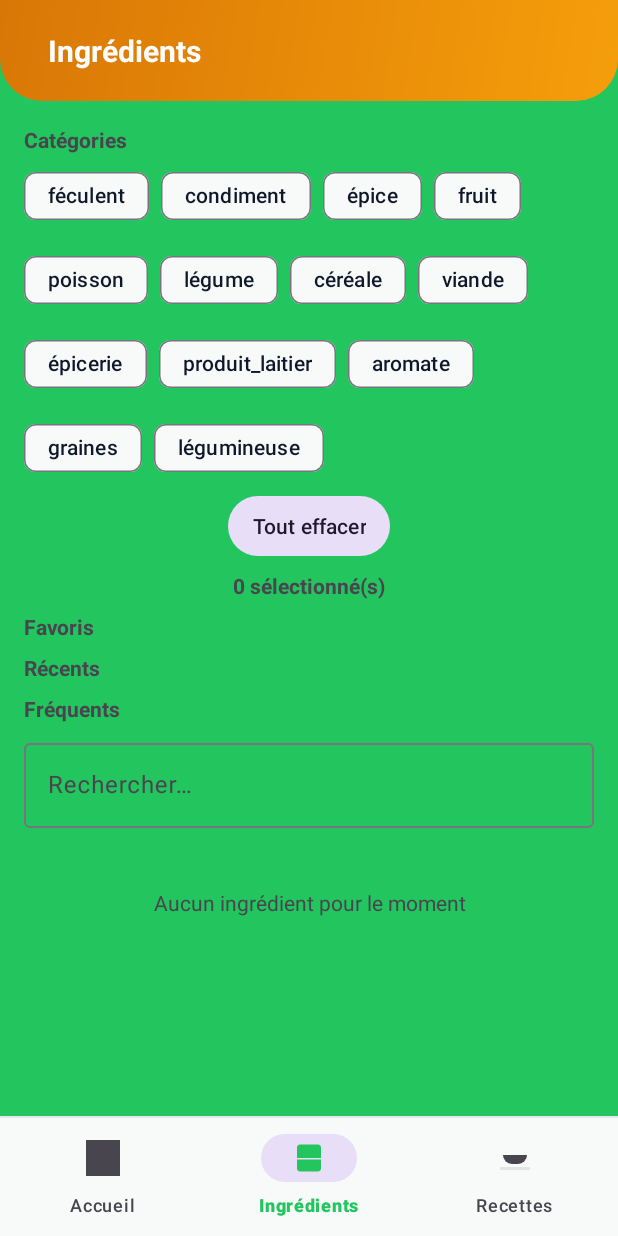
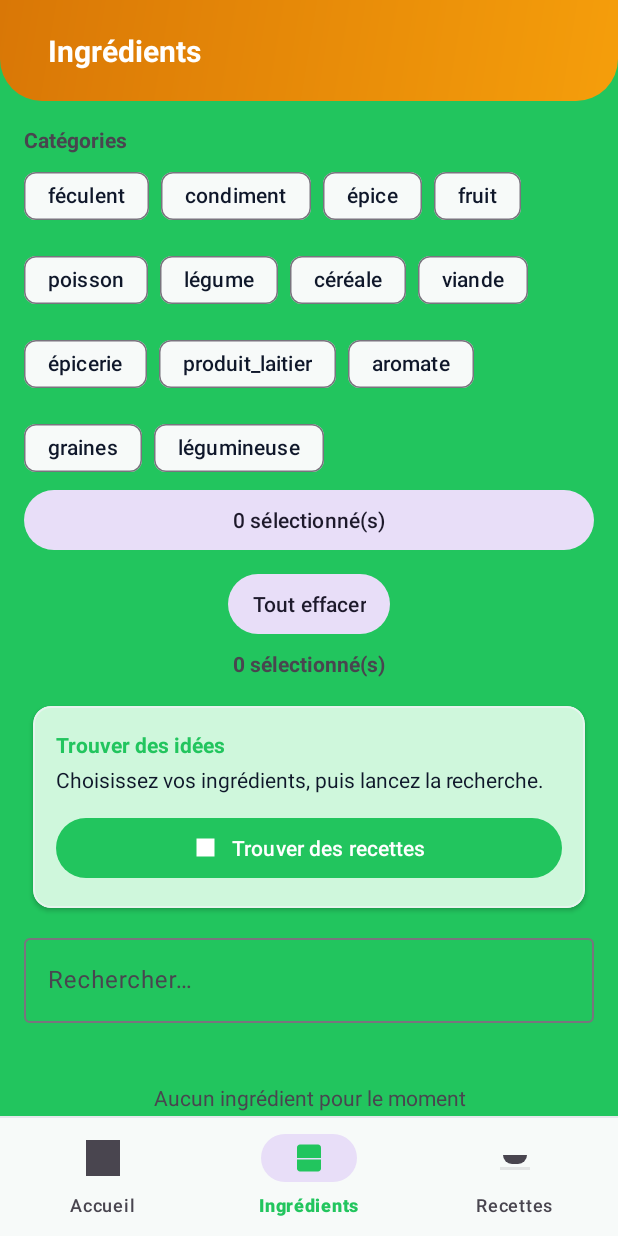
Before and after one commit to Kephassss/AppCuisineReste, an Android app: the screen it shows after launch (MainActivity), item 2 of the bottom bar chosen, on a phone screen of 412 x 824 dp. Run offline under Robolectric (Android 15) with nearby library versions, the phone set to English and light mode, and no system bars; our stand-ins replace navigation-ui; pictures from the network do not load.

Commit message:
amélioration UI

```diff
--- a/app/src/main/AndroidManifest.xml
+++ b/app/src/main/AndroidManifest.xml
@@ -4,7 +4,7 @@
     <uses-permission android:name="android.permission.INTERNET"/>
 
     <application
-        android:name="com.kephas.appcuisinereste.App"
+        android:name="com.repasdelaflemme.app.App"
         android:allowBackup="true"
         android:label="@string/app_name"
         android:icon="@mipmap/ic_launcher"
--- a/app/src/main/java/com/kephas/appcuisinereste/App.java
+++ /dev/null
@@ -1,51 +0,0 @@
-package com.kephas.appcuisinereste;
-
-import android.app.Application;
-import android.content.SharedPreferences;
-import android.util.Log;
-
-import com.google.firebase.FirebaseApp;
-import com.google.firebase.crashlytics.FirebaseCrashlytics;
-import com.repasdelaflemme.app.data.PrefPantryStore;
-import com.repasdelaflemme.app.util.CrashLogger;
-
-import java.util.ArrayList;
-import java.util.List;
-
-public class App extends Application {
-
-    @Override
-    public void onCreate() {
-        super.onCreate();
-
-        // Initialize Firebase if google-services.json is present (safe even if absent)
-        try {
-            FirebaseApp.initializeApp(this);
-        } catch (Throwable ignored) { }
-
-        // Global uncaught exception handler: log locally and forward to Crashlytics
-        Thread.UncaughtExceptionHandler previous = Thread.getDefaultUncaughtExceptionHandler();
-        Thread.setDefaultUncaughtExceptionHandler((t, e) -> {
-            try {
-                Log.e("App", "Uncaught exception in thread " + (t != null ? t.getName() : "unknown"), e);
-                try { CrashLogger.write(getApplicationContext(), t, e); } catch (Throwable ignored) { }
-                try { FirebaseCrashlytics.getInstance().recordException(e); } catch (Throwable ignored) { }
-            } finally {
-                if (previous != null) previous.uncaughtException(t, e);
-            }
-        });
-
-        // Ensure default pre-selections (tomate/oignon) are removed once.
-        SharedPreferences appPrefs = getSharedPreferences("app_prefs", MODE_PRIVATE);
-        if (!appPrefs.getBoolean("defaults_cleared", false)) {
-            try {
-                PrefPantryStore store = new PrefPantryStore(getApplicationContext());
-                List<String> ids = new ArrayList<>(store.getIngredientIds());
-                ids.remove("tomate");
-                ids.remove("oignon");
-                store.setIngredientIds(ids);
-            } catch (Exception ignored) { }
-            appPrefs.edit().putBoolean("defaults_cleared", true).apply();
-        }
-    }
-}
--- a/app/src/main/java/com/repasdelaflemme/app/ui/detail/CookingFragment.java
+++ b/app/src/main/java/com/repasdelaflemme/app/ui/detail/CookingFragment.java
@@ -103,12 +103,15 @@ public class CookingFragment extends Fragment {
                 tts.stop();
                 speaking = false;
                 btnPlayPause.setText(R.string.step_play);
+                try { btnPlayPause.setIconResource(R.drawable.ic_play); } catch (Throwable ignored) {}
             } else {
                 tts.speak(recipe.steps.get(index), TextToSpeech.QUEUE_FLUSH, null, "step");
                 speaking = true;
                 btnPlayPause.setText(R.string.step_pause);
+                try { btnPlayPause.setIconResource(R.drawable.ic_pause); } catch (Throwable ignored) {}
             }
             updateCookingIconAnimation();
+            try { View st = getView().findViewById(R.id.txtCurrentStep); if (st != null) st.animate().alpha(0f).setDuration(60).withEndAction(() -> st.animate().alpha(1f).setDuration(160).start()).start(); } catch (Throwable ignored) {}
         });
 
         // Init TTS
@@ -196,7 +199,7 @@ public class CookingFragment extends Fragment {
         View v = getView();
         if (v != null) {
             MaterialButton btn = v.findViewById(R.id.btnPlayPause);
-            if (btn != null) btn.setText(R.string.step_play);
+            if (btn != null) { btn.setText(R.string.step_play); try { btn.setIconResource(R.drawable.ic_play); } catch (Throwable ignored) {} }
         }
     }
 
--- a/app/src/main/java/com/repasdelaflemme/app/ui/main/MainActivity.java
+++ b/app/src/main/java/com/repasdelaflemme/app/ui/main/MainActivity.java
@@ -44,6 +44,34 @@ public class MainActivity extends AppCompatActivity {
             BottomNavigationView bottomNav = findViewById(R.id.bottom_nav);
             if (bottomNav != null) {
                 NavigationUI.setupWithNavController(bottomNav, navController);
+
+                // Renforcer la navigation vers les onglets racine quelle que soit la profondeur
+                bottomNav.setOnItemSelectedListener(item -> {
+                    int id = item.getItemId();
+                    androidx.navigation.NavOptions opts = new androidx.navigation.NavOptions.Builder()
+                            .setLaunchSingleTop(true)
+                            .setPopUpTo(navController.getGraph().getId(), false)
+                            .build();
+                    try {
+                        if (id == R.id.pantryFragment) { navController.navigate(R.id.pantryFragment, null, opts); return true; }
+                        if (id == R.id.recipesFragment) { navController.navigate(R.id.recipesFragment, null, opts); return true; }
+                        if (id == R.id.homeFragment) { navController.navigate(R.id.homeFragment, null, opts); return true; }
+                    } catch (Throwable ignored) {}
+                    return NavigationUI.onNavDestinationSelected(item, navController);
+                });
+
+                bottomNav.setOnItemReselectedListener(item -> {
+                    int id = item.getItemId();
+                    androidx.navigation.NavOptions opts = new androidx.navigation.NavOptions.Builder()
+                            .setLaunchSingleTop(true)
+                            .setPopUpTo(navController.getGraph().getId(), false)
+                            .build();
+                    try {
+                        if (id == R.id.pantryFragment) { navController.navigate(R.id.pantryFragment, null, opts); }
+                        else if (id == R.id.recipesFragment) { navController.navigate(R.id.recipesFragment, null, opts); }
+                        else if (id == R.id.homeFragment) { navController.navigate(R.id.homeFragment, null, opts); }
+                    } catch (Throwable ignored) {}
+                });
             }
 
             // Main content padding to avoid overlap with bottom nav (like .main-content under a fixed nav)
--- a/app/src/main/java/com/repasdelaflemme/app/ui/pantry/PantryFragment.java
+++ b/app/src/main/java/com/repasdelaflemme/app/ui/pantry/PantryFragment.java
@@ -36,10 +36,10 @@ public class PantryFragment extends Fragment {
     private PantryCatalogAdapter catalogAdapter;
     private RecyclerView list;
     private TextView emptyView;
-    private ChipGroup chipsGroup;
+    // Suppression de l'affichage en puces des ingrédients sélectionnés
     private ChipGroup chipsCategories;
     private String currentQuery = "";
-    private final java.util.Set<String> selectedCats = new java.util.HashSet<>();
+    // Plus de sections "rapides" (récents/favoris/fréquents) affichées : nettoyage des états inutilisés
     private List<Ingredient> catalogAll = new ArrayList<>();
 
     @Nullable
@@ -61,7 +61,7 @@ public class PantryFragment extends Fragment {
         for (Ingredient i : catalog) { ingredientIndex.put(i.id, i); }
 
         list = view.findViewById(R.id.pantryList);
-        chipsGroup = view.findViewById(R.id.chipSelected);
+        View btnShowSelected = view.findViewById(R.id.btnShowSelected);
         chipsCategories = view.findViewById(R.id.chipsCategories);
         emptyView = view.findViewById(R.id.emptyView);
         list.setLayoutManager(new LinearLayoutManager(getContext()));
@@ -75,10 +75,7 @@ public class PantryFragment extends Fragment {
             updateAfterChange();
         });
         catalogAdapter.setFavorites(favorites.get());
-        catalogAdapter.setOnFavoriteToggle((ing, fav) -> {
-            if (fav) favorites.add(ing.id); else favorites.remove(ing.id);
-            renderQuickSections();
-        });
+        catalogAdapter.setOnFavoriteToggle((ing, fav) -> { if (fav) favorites.add(ing.id); else favorites.remove(ing.id); });
 
         // On n'utilise plus la liste principale pour parcourir tout le catalogue
         list.setVisibility(View.GONE);
@@ -111,13 +108,32 @@ public class PantryFragment extends Fragment {
                         }).show();
             } catch (Throwable ignored) {}
         });
+
+        // Bouton pour aller directement chercher des recettes (onglet Recettes)
+        View btnFindRecipes = view.findViewById(R.id.btnFindRecipes);
+        View cardFindRecipes = view.findViewById(R.id.cardFindRecipes);
+        View.OnClickListener goFind = v2 -> {
+                try {
+                    androidx.navigation.NavController nav = androidx.navigation.fragment.NavHostFragment.findNavController(this);
+                    android.os.Bundle args = new android.os.Bundle();
+                    // Active le focus placard dans l'écran Recettes
+                    args.putBoolean("focusPantry", true);
+                    nav.navigate(com.repasdelaflemme.app.R.id.recipesFragment, args);
+                } catch (Throwable ignored) {}
+        };
+        if (btnFindRecipes != null) { btnFindRecipes.setOnClickListener(goFind); }
+        if (cardFindRecipes != null) { cardFindRecipes.setOnClickListener(goFind); }
+        // Bouton récapitulatif: feuille listant les ingrédients sélectionnés
+        if (btnShowSelected != null) {
+            btnShowSelected.setOnClickListener(v -> openSelectedSheet());
+        }
         updateAfterChange();
     }
 
     private void setupCategoryChips(List<Ingredient> catalog) {
         if (chipsCategories == null || catalog == null) return;
         chipsCategories.removeAllViews();
-        selectedCats.clear();
+        // plus de suivi d'une sélection de catégories persistée
         java.util.Map<String, Integer> catScore = new java.util.HashMap<>();
         for (Ingredient i : catalog) {
             if (i.category == null || i.category.trim().isEmpty()) continue;
@@ -156,10 +172,7 @@ public class PantryFragment extends Fragment {
                 updateAfterChange();
             });
             adapter.setFavorites(favorites.get());
-            adapter.setOnFavoriteToggle((ing, fav) -> {
-                if (fav) favorites.add(ing.id); else favorites.remove(ing.id);
-                renderQuickSections();
-            });
+            adapter.setOnFavoriteToggle((ing, fav) -> { if (fav) favorites.add(ing.id); else favorites.remove(ing.id); });
             List<Ingredient> subset = new ArrayList<>();
             for (Ingredient i : catalogAll) {
                 if (i != null && category.equals(i.category)) subset.add(i);
@@ -185,23 +198,35 @@ public class PantryFragment extends Fragment {
         return have;
     }
 
-    private void renderChips(ChipGroup chipGroup, List<Ingredient> have) {
-        if (chipGroup == null) return;
-        chipGroup.removeAllViews();
-        int idx = 0;
-        for (Ingredient ing : have) {
-            ContextThemeWrapper chipCtx = new ContextThemeWrapper(requireContext(), R.style.Widget_CooknRest_Chip_Ingredient);
-            Chip chip = new Chip(chipCtx);
-            chip.setText(ing.name);
-            chip.setCloseIconVisible(true);
-            chip.setOnCloseIconClickListener(v -> {
-                store.remove(ing.id);
+    private void openSelectedSheet() {
+        BottomSheetDialog dialog = new BottomSheetDialog(requireContext());
+        View sheet = LayoutInflater.from(requireContext()).inflate(R.layout.bottomsheet_category_ingredients, null);
+        dialog.setContentView(sheet);
+        dialog.setCancelable(true);
+        dialog.setCanceledOnTouchOutside(true);
+
+        TextView title = sheet.findViewById(R.id.sheetTitle);
+        if (title != null) title.setText(getString(R.string.home_btn_pantry));
+
+        RecyclerView rv = sheet.findViewById(R.id.sheetList);
+        if (rv != null) {
+            rv.setLayoutManager(new LinearLayoutManager(requireContext()));
+            PantryCatalogAdapter adapter = new PantryCatalogAdapter((ing, selected) -> {
+                if (selected) { store.add(ing.id); try { stats.bump(ing.id); } catch (Throwable ignored) {} }
+                else { store.remove(ing.id); }
                 updateAfterChange();
             });
-            chipGroup.addView(chip);
-            AnimUtils.slideInKeyframesX(chip, idx * 20L);
-            idx++;
+            adapter.setFavorites(favorites.get());
+            adapter.setOnFavoriteToggle((ing, fav) -> { if (fav) favorites.add(ing.id); else favorites.remove(ing.id); });
+            adapter.setCatalog(getSelectedIngredients());
+            adapter.setSelectedIds(store.getIngredientIds());
+            rv.setAdapter(adapter);
         }
+
+        View btnClose = sheet.findViewById(R.id.btnCloseSheet);
+        if (btnClose != null) btnClose.setOnClickListener(v -> dialog.dismiss());
+
+        dialog.show();
     }
 
     private void updateAfterChange() {
@@ -209,12 +234,18 @@ public class PantryFragment extends Fragment {
         if (catalogAdapter != null) {
             catalogAdapter.setSelectedIds(store.getIngredientIds());
         }
-        renderChips(chipsGroup, getSelectedIngredients());
+        // Met à jour le libellé du bouton récapitulatif au lieu d'un flot de puces
+        try {
+            View root = getView();
+            if (root != null) {
+                android.widget.Button btn = root.findViewById(R.id.btnShowSelected);
+                if (btn != null) btn.setText(getString(R.string.pantry_selected_count, store.getIngredientIds().size()));
+            }
+        } catch (Throwable ignored) {}
         try {
             TextView cnt = getView().findViewById(R.id.pantryCount);
             if (cnt != null) cnt.setText(getString(R.string.pantry_selected_count, store.getIngredientIds().size()));
         } catch (Throwable ignored) {}
-        renderQuickSections();
         if (emptyView != null) {
             emptyView.setVisibility(store.getIngredientIds().isEmpty() ? View.VISIBLE : View.GONE);
         }
@@ -240,54 +271,7 @@ public class PantryFragment extends Fragment {
                 }
             }
         } catch (Exception ignored) { }
-    }
+        }
 
-    private void renderQuickSections() {
-        try {
-            ChipGroup recents = (ChipGroup) (getView() != null ? getView().findViewById(R.id.chipsRecents) : null);
-            ChipGroup frequents = (ChipGroup) (getView() != null ? getView().findViewById(R.id.chipsFrequents) : null);
-            ChipGroup favs = (ChipGroup) (getView() != null ? getView().findViewById(R.id.chipsFavorites) : null);
-            if (recents != null) {
-                recents.removeAllViews();
-                List<String> ids = stats.topRecent(10);
-                addQuickChips(recents, ids);
-            }
-            if (frequents != null) {
-                frequents.removeAllViews();
-                List<String> ids = stats.topFrequent(10);
-                addQuickChips(frequents, ids);
-            }
-            if (favs != null) {
-                favs.removeAllViews();
-                List<String> ids = new java.util.ArrayList<>(favorites.get());
-                addQuickChips(favs, ids);
-            }
-        } catch (Throwable ignored) {}
-    }
-
-    private void addQuickChips(ChipGroup group, List<String> ids) {
-        if (ids == null) return;
-        int idx = 0;
-        for (String id : ids) {
-            Ingredient ing = ingredientIndex.get(id);
-            if (ing == null) continue;
-            ContextThemeWrapper chipCtx = new ContextThemeWrapper(requireContext(), R.style.Widget_CooknRest_Chip_Ingredient);
-            Chip chip = new Chip(chipCtx);
-            chip.setText(ing.name);
-            // reflect current selection state
-            boolean selected = store.getIngredientIds().contains(id);
-            chip.setCheckedIconVisible(true);
-            chip.setCheckable(true);
-            chip.setChecked(selected);
-            chip.setOnClickListener(v -> {
-                boolean now = !selected;
-                if (now) { store.add(id); try { stats.bump(id); } catch (Throwable ignored) {} }
-                else { store.remove(id); }
-                updateAfterChange();
-            });
-            group.addView(chip);
-            AnimUtils.slideInKeyframesX(chip, idx * 16L);
-            idx++;
-        }
-    }
+    // Suppression des sections rapides: plus d’ajout de chips dynamiques
 }
--- a/app/src/main/java/com/repasdelaflemme/app/ui/recipes/RecipesFragment.java
+++ b/app/src/main/java/com/repasdelaflemme/app/ui/recipes/RecipesFragment.java
@@ -103,8 +103,9 @@ public class RecipesFragment extends Fragment {
             // Focus initial sur le placard si demandé
             boolean focusPantry = getArguments() != null && getArguments().getBoolean("focusPantry", false);
             Chip fromPantryOnly = view.findViewById(R.id.checkFromPantryOnly);
-            if (focusPantry && fromPantryOnly != null) {
-                fromPantryOnly.setChecked(true);
+            if (fromPantryOnly != null) {
+                // Ne pas pré-sélectionner par défaut lorsque l'on arrive depuis "Trouver des recettes"
+                if (focusPantry) { fromPantryOnly.setChecked(false); }
             }
 
             // Affichage initial
--- a/app/src/main/res/layout/fragment_pantry.xml
+++ b/app/src/main/res/layout/fragment_pantry.xml
@@ -39,13 +39,14 @@
             app:singleSelection="false"
             app:singleLine="false"/>
 
-        <com.google.android.material.chip.ChipGroup
-            android:id="@+id/chipSelected"
+        <!-- Bouton récapitulatif plutôt qu’un flot de chips qui prend toute la place -->
+        <com.google.android.material.button.MaterialButton
+            android:id="@+id/btnShowSelected"
+            style="@style/Widget.CooknRest.TouchButton.Tonal"
             android:layout_width="match_parent"
             android:layout_height="wrap_content"
-            android:layout_marginBottom="4dp"
-            app:singleLine="false"
-            app:singleSelection="false"/>
+            android:layout_marginBottom="8dp"
+            android:text="0 sélectionné(s)"/>
 
         <LinearLayout
             android:layout_width="match_parent"
@@ -69,44 +70,49 @@
             android:gravity="center_horizontal"
             android:text="0 sélectionné"/>
 
-        <TextView
-            android:layout_width="wrap_content"
-            android:layout_height="wrap_content"
-            android:text="@string/pantry_favorites"
-            android:textStyle="bold"
-            android:layout_marginTop="8dp"/>
-        <com.google.android.material.chip.ChipGroup
-            android:id="@+id/chipsFavorites"
+        <!-- CTA principal: encadré saillant autour du bouton "Trouver des recettes" -->
+        <com.google.android.material.card.MaterialCardView
+            android:id="@+id/cardFindRecipes"
             android:layout_width="match_parent"
             android:layout_height="wrap_content"
-            app:singleLine="false"
-            app:singleSelection="false"/>
-
-        <TextView
-            android:layout_width="wrap_content"
-            android:layout_height="wrap_content"
-            android:text="@string/pantry_recents"
-            android:textStyle="bold"
-            android:layout_marginTop="8dp"/>
-        <com.google.android.material.chip.ChipGroup
-            android:id="@+id/chipsRecents"
-            android:layout_width="match_parent"
-            android:layout_height="wrap_content"
-            app:singleLine="false"
-            app:singleSelection="false"/>
-
-        <TextView
-            android:layout_width="wrap_content"
-            android:layout_height="wrap_content"
-            android:text="@string/pantry_frequents"
-            android:textStyle="bold"
-            android:layout_marginTop="8dp"/>
-        <com.google.android.material.chip.ChipGroup
-            android:id="@+id/chipsFrequents"
-            android:layout_width="match_parent"
-            android:layout_height="wrap_content"
-            app:singleLine="false"
-            app:singleSelection="false"/>
+            android:layout_marginTop="12dp"
+            app:cardUseCompatPadding="true"
+            app:cardElevation="2dp"
+            app:strokeColor="@color/recipe_card_stroke"
+            app:strokeWidth="1dp"
+            app:cardBackgroundColor="@color/cr_primary_container">
+            <LinearLayout
+                android:layout_width="match_parent"
+                android:layout_height="wrap_content"
+                android:orientation="vertical"
+                android:padding="16dp">
+                <TextView
+                    android:layout_width="match_parent"
+                    android:layout_height="wrap_content"
+                    android:text="@string/find_ideas"
+                    android:textStyle="bold"
+                    android:textColor="@color/cr_primary"/>
+                <TextView
+                    android:layout_width="match_parent"
+                    android:layout_height="wrap_content"
+                    android:layout_marginTop="4dp"
+                    android:text="@string/find_ideas_hint"
+                    android:textColor="@color/cr_on_surface"/>
+                <com.google.android.material.button.MaterialButton
+                    android:id="@+id/btnFindRecipes"
+                    style="@style/Widget.CooknRest.TouchButton"
+                    android:layout_width="match_parent"
+                    android:layout_height="wrap_content"
+                    android:layout_marginTop="12dp"
+                    android:text="@string/action_find_recipes"
+                    app:icon="@drawable/ic_recipe"
+                    app:iconGravity="textStart"
+                    app:iconPadding="8dp"
+                    app:backgroundTint="@color/cr_primary"
+                    android:textColor="@android:color/white"
+                    app:tint="@android:color/white"/>
+            </LinearLayout>
+        </com.google.android.material.card.MaterialCardView>
 
         <com.google.android.material.textfield.TextInputLayout
             android:layout_width="match_parent" android:layout_height="wrap_content"
--- a/app/src/main/res/layout/fragment_recipes.xml
+++ b/app/src/main/res/layout/fragment_recipes.xml
@@ -48,7 +48,7 @@
         <com.google.android.material.chip.Chip
             android:id="@+id/checkFromPantryOnly"
             style="@style/Widget.Material3.Chip.Filter"
-            android:text="Avec mes ingrédients"
+            android:text="@string/filter_from_pantry_only_strict"
             android:layout_width="wrap_content"
             android:layout_height="wrap_content"
             android:checkable="true"/>
--- a/app/src/main/res/values/strings.xml
+++ b/app/src/main/res/values/strings.xml
@@ -29,6 +29,8 @@
 
   <!-- Actions principales -->
   <string name="action_find_recipes">Trouver des recettes</string>
+  <string name="find_ideas_hint">Choisissez vos ingrédients, puis lancez la recherche.</string>
+  <string name="filter_from_pantry_only_strict">Avec uniquement mes ingrédients</string>
 
   <!-- Pantry improvements -->
   <string name="pantry_filter_categories">Catégories</string>
```
Also changed, not shown: app/src/main/java/com/repasdelaflemme/app/ui/detail/RecipeDetailFragment.java (+105 -83 lines), app/src/main/res/layout/fragment_cooking.xml (+23 -7 lines), app/src/main/res/layout/fragment_recipe_detail.xml (+9 -4 lines), 1 other file.
